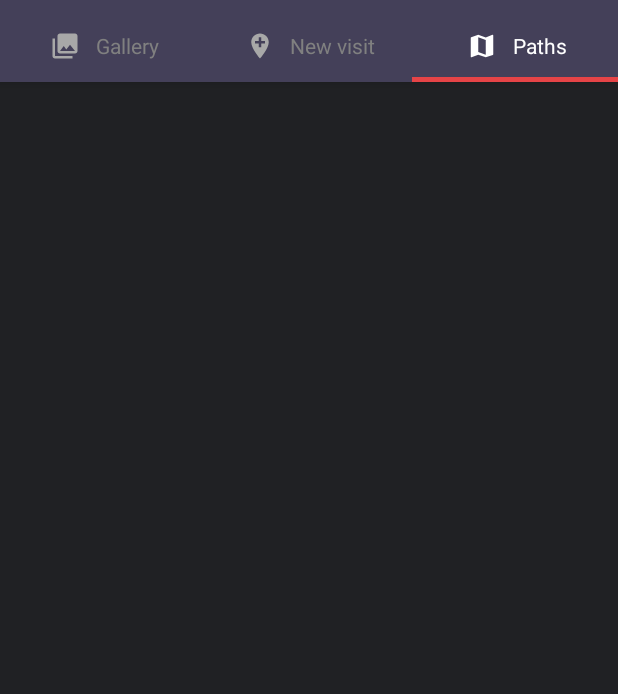
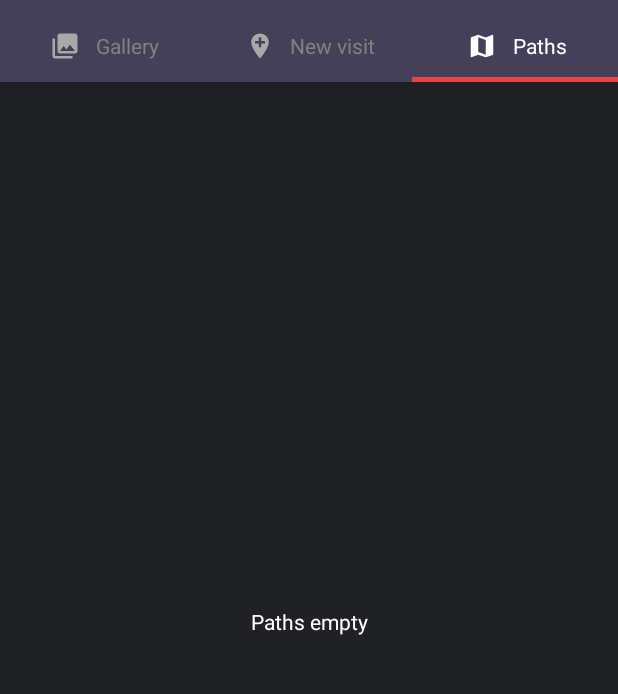
Before and after one commit to Andreas203/geoto, an Android app: the screen it shows after launch (MainView), tab 3 chosen, on a phone screen of 412 x 824 dp, the part 74-768 px from its top. Run offline under Robolectric (Android 15) with nearby library versions, the phone set to English and light mode, and no system bars; our stand-ins replace Room's generated code; libraries missing offline, so code that uses them is left out: pl.aprilapps.easyphotopicker; Roboto replaces fonts that are not available here; 1 statement that could not run was skipped.

Commit message:
no items covered

```diff
--- a/app/src/main/java/com/example/geoto/GalleryAdapter.java
+++ b/app/src/main/java/com/example/geoto/GalleryAdapter.java
@@ -12,6 +12,7 @@ import android.view.LayoutInflater;
 import android.view.View;
 import android.view.ViewGroup;
 import android.widget.ImageView;
+import android.widget.Toast;
 
 import androidx.recyclerview.widget.RecyclerView;
 
@@ -53,6 +54,7 @@ public class GalleryAdapter extends RecyclerView.Adapter<GalleryAdapter.View_Hol
                 parent, false);
         View_Holder holder = new View_Holder(v);
         context = parent.getContext();
+
         return holder;
     }
 
--- a/app/src/main/java/com/example/geoto/PathsFragment.java
+++ b/app/src/main/java/com/example/geoto/PathsFragment.java
@@ -7,6 +7,7 @@ import android.view.Menu;
 import android.view.MenuInflater;
 import android.view.View;
 import android.view.ViewGroup;
+import android.widget.TextView;
 
 import androidx.annotation.NonNull;
 import androidx.annotation.Nullable;
@@ -73,6 +74,7 @@ public class PathsFragment extends Fragment {
             Bundle savedInstanceState) {
         View root = inflater.inflate(R.layout.paths_main, container, false);
         final RecyclerView mRecyclerView = root.findViewById(R.id.paths_recycler_view);
+        final TextView emptyView = root.findViewById(R.id.empty_paths);
         mRecyclerView.setLayoutManager(new LinearLayoutManager(container.getContext()));
         mAdapter = new PathsAdapter();
         mRecyclerView.setAdapter(mAdapter);
@@ -80,6 +82,14 @@ public class PathsFragment extends Fragment {
         pageViewModel.getPathDataToDisplay().observe(this, new Observer<List<PathData>>(){
             @Override
             public void onChanged(@Nullable final List<PathData> pathList) {
+                if (pathList.isEmpty()) {
+                    mRecyclerView.setVisibility(View.GONE);
+                    emptyView.setVisibility(View.VISIBLE);
+                }
+                else {
+                    mRecyclerView.setVisibility(View.VISIBLE);
+                    emptyView.setVisibility(View.GONE);
+                }
                 mAdapter.setPathItems(pathList);
                 mAdapter.sortPaths(sort);
                 mAdapter.notifyDataSetChanged();
--- a/app/src/main/res/layout/content_paths.xml
+++ b/app/src/main/res/layout/content_paths.xml
@@ -22,5 +22,13 @@
         app:layout_constraintRight_toRightOf="parent"
         app:layout_constraintTop_toTopOf="parent" />
 
+    <TextView
+        android:id="@+id/empty_paths"
+        android:layout_width="match_parent"
+        android:layout_height="match_parent"
+        android:gravity="center"
+        android:visibility="gone"
+        android:textColor="#FFFFFF"
+        android:text="@string/no_paths_available" />
 
 </androidx.constraintlayout.widget.ConstraintLayout>
--- a/app/src/main/res/values/strings.xml
+++ b/app/src/main/res/values/strings.xml
@@ -15,5 +15,7 @@
     <string name="extended_fab_label1">Start</string>
     <string name="extended_fab_label2">End</string>
 
+    <string name="no_data_available">Gallery empty</string>
+    <string name="no_paths_available">Paths empty</string>
 
 </resources>
```
Also changed, not shown: app/src/main/java/com/example/geoto/GalleryFragment.java (+10 -48 lines), app/src/main/res/layout/content_gallery.xml (+7 -0 lines).
